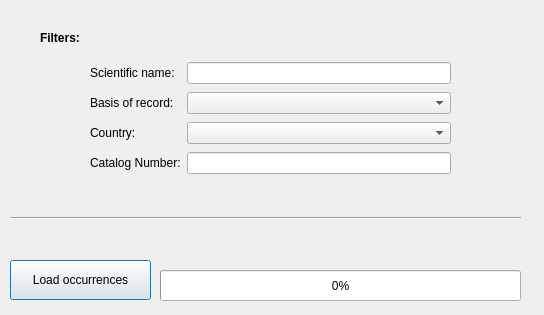
BelgianBiodiversityPlatform/qgis-gbif-api, file GBIFOccurrences/qgis_occurrences_dialog_base.ui: the form before one commit.
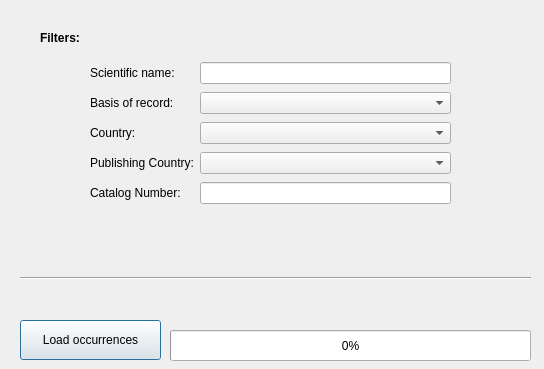
The form after the commit.

Commit message: Added publishingCountry filter.

```diff
--- a/GBIFOccurrences/qgis_occurrences_dialog_base.ui
+++ b/GBIFOccurrences/qgis_occurrences_dialog_base.ui
@@ -7,7 +7,7 @@
     <x>0</x>
     <y>0</y>
     <width>544</width>
-    <height>315</height>
+    <height>369</height>
    </rect>
   </property>
   <property name="windowTitle">
@@ -16,8 +16,8 @@
   <widget class="QProgressBar" name="progressBar">
    <property name="geometry">
     <rect>
-     <x>160</x>
-     <y>270</y>
+     <x>170</x>
+     <y>330</y>
      <width>361</width>
      <height>31</height>
     </rect>
@@ -29,8 +29,8 @@
   <widget class="QPushButton" name="loadButton">
    <property name="geometry">
     <rect>
-     <x>10</x>
-     <y>260</y>
+     <x>20</x>
+     <y>320</y>
      <width>141</width>
      <height>40</height>
     </rect>
@@ -54,8 +54,8 @@
   <widget class="QLabel" name="loadingLabel">
    <property name="geometry">
     <rect>
-     <x>20</x>
-     <y>240</y>
+     <x>30</x>
+     <y>300</y>
      <width>501</width>
      <height>20</height>
     </rect>
@@ -67,8 +67,8 @@
   <widget class="Line" name="line">
    <property name="geometry">
     <rect>
-     <x>10</x>
-     <y>210</y>
+     <x>20</x>
+     <y>270</y>
      <width>511</width>
      <height>16</height>
     </rect>
@@ -97,13 +97,13 @@
     <string>Filters:</string>
    </property>
   </widget>
-  <widget class="QWidget" name="">
+  <widget class="QWidget" name="layoutWidget">
    <property name="geometry">
     <rect>
      <x>90</x>
      <y>60</y>
      <width>361</width>
-     <height>120</height>
+     <height>151</height>
     </rect>
    </property>
    <layout class="QGridLayout" name="gridLayout">
@@ -137,16 +137,26 @@
     <item row="2" column="1">
      <widget class="QComboBox" name="countryComboBox"/>
     </item>
-    <item row="3" column="0">
+    <item row="4" column="0">
      <widget class="QLabel" name="label_5">
       <property name="text">
        <string>Catalog Number:</string>
       </property>
      </widget>
     </item>
-    <item row="3" column="1">
+    <item row="4" column="1">
      <widget class="QLineEdit" name="catalogNumberField"/>
     </item>
+    <item row="3" column="0">
+     <widget class="QLabel" name="label_6">
+      <property name="text">
+       <string>Publishing Country:</string>
+      </property>
+     </widget>
+    </item>
+    <item row="3" column="1">
+     <widget class="QComboBox" name="publishingCountryComboBox"/>
+    </item>
    </layout>
   </widget>
   <zorder>progressBar</zorder>
```
Left out of the diff: 9 changed lines with no effect on the pictures. The commit also changes 5 other files.
